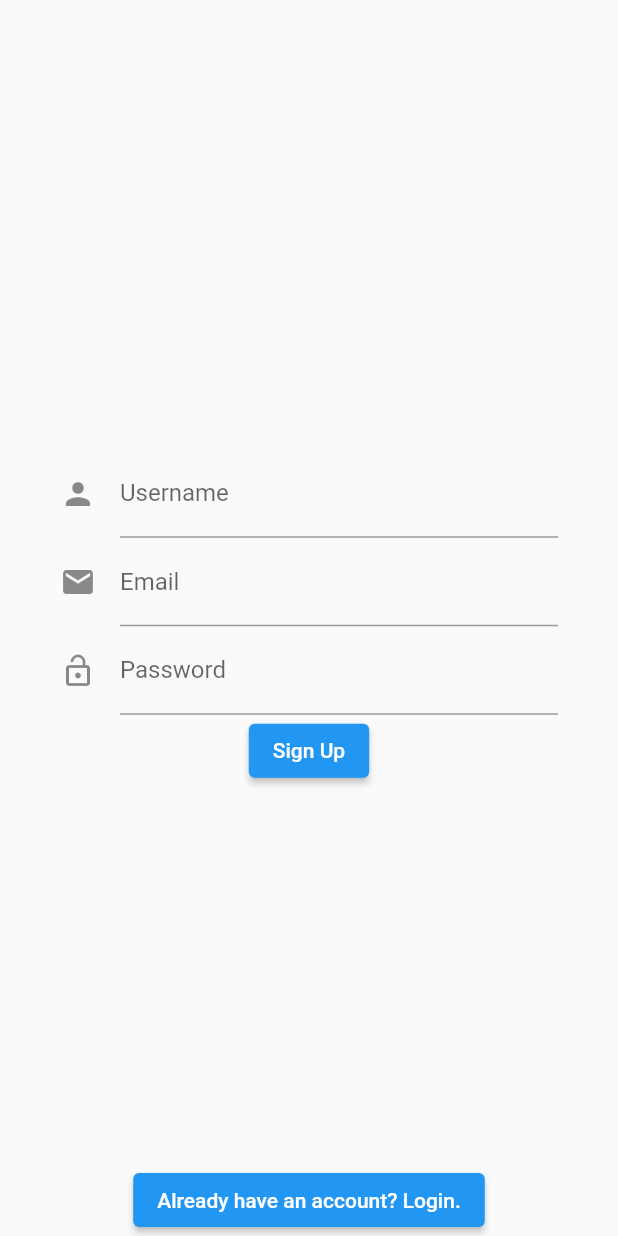
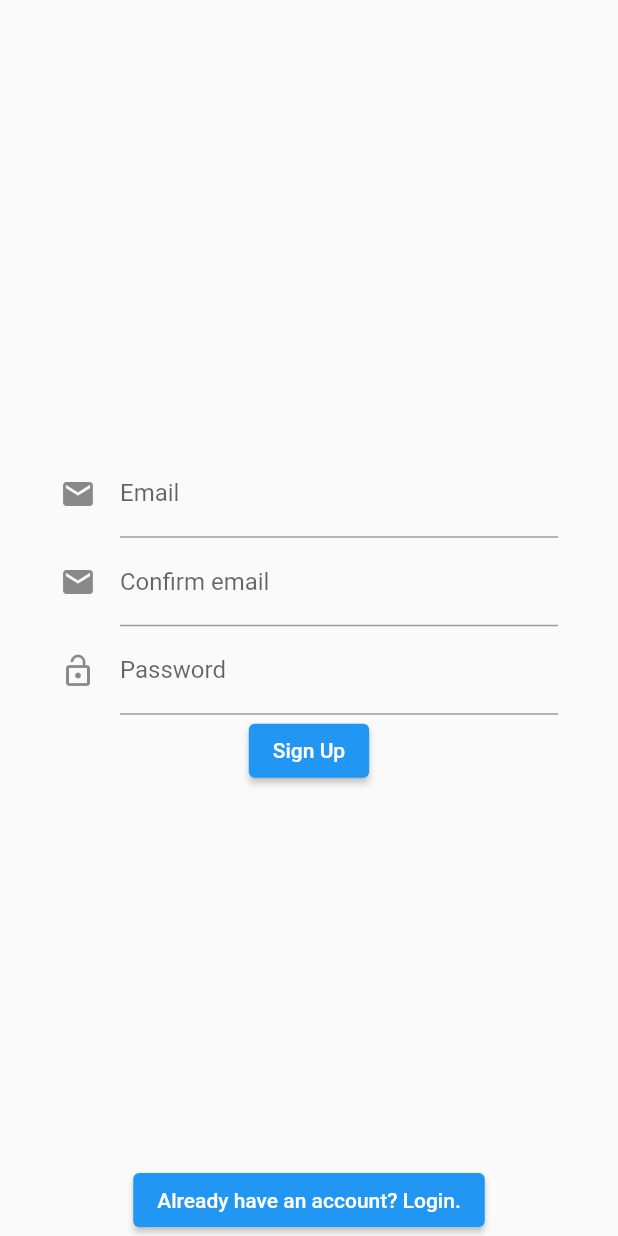
Before and after one commit to Marcelaqprz/ml_project, a Flutter app: the SignUpPage screen opened directly with empty values, on a phone screen of 412 x 824 dp. Run offline on Flutter 3.47's test engine with Material 2 defaults, Android fonts, the light colour scheme and no system bars; missing offline and left inert: amplify_auth_cognito, amplify_flutter, amplify_storage_s3.

Commit message:
signup changes

```diff
--- a/lib/login_page.dart
+++ b/lib/login_page.dart
@@ -52,7 +52,7 @@ class _LoginPageState extends State<LoginPage> {
         TextField(
           controller: _usernameController,
           decoration:
-              InputDecoration(icon: Icon(Icons.mail), labelText: 'Username'),
+              InputDecoration(icon: Icon(Icons.mail), labelText: 'Email'),
         ),
 
         // Password TextField
--- a/lib/sign_up_page.dart
+++ b/lib/sign_up_page.dart
@@ -48,14 +48,14 @@ class _SignUpPageState extends State<SignUpPage> {
         TextField(
           controller: _usernameController,
           decoration:
-              InputDecoration(icon: Icon(Icons.person), labelText: 'Username'),
+              InputDecoration(icon: Icon(Icons.mail), labelText: 'Email'),
         ),
 
         // Email TextField
         TextField(
           controller: _emailController,
           decoration:
-              InputDecoration(icon: Icon(Icons.mail), labelText: 'Email'),
+              InputDecoration(icon: Icon(Icons.mail), labelText: 'Confirm email'),
         ),
 
         // Password TextField
```
Also changed, not shown: lib/auth_service.dart (+0 -13 lines), 2 other files.
